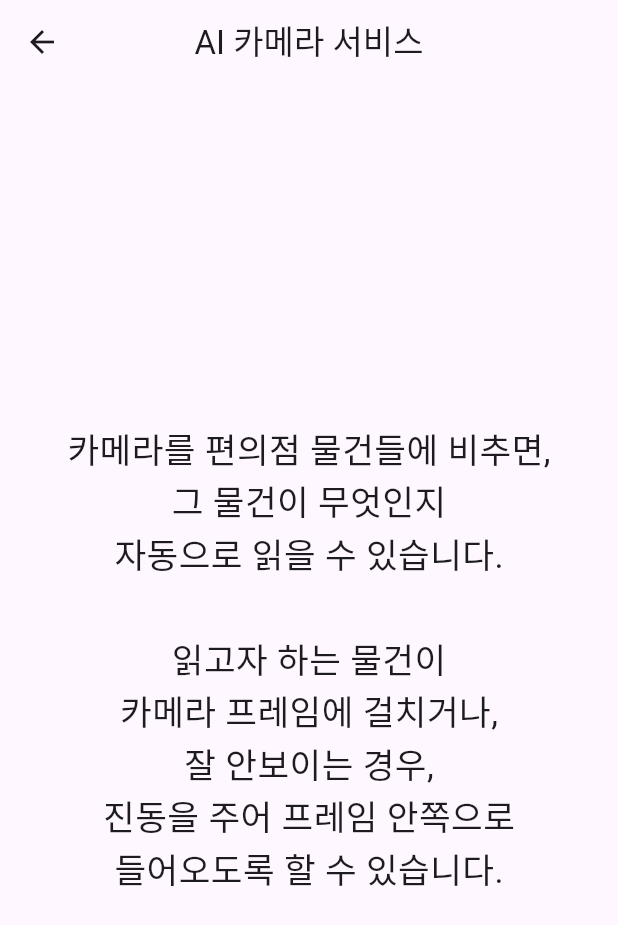
After one commit to lyuhw1023/EyeForYouapp_FrontEnd, a Flutter app: the ExplainMain screen opened directly, on a phone screen of 412 x 824 dp. The commit adds this screen. Shown: the top 925 px of the screen. Run offline on Flutter 3.47's test engine with Material 3 defaults, Android fonts, the phone set to English and light mode, and no system bars; our stand-ins replace camera.

Commit message:
explain_main 페이지 구현

```diff
--- /dev/null
+++ b/lib/explain_main.dart
@@ -0,0 +1,56 @@
+import 'dart:io';
+
+import 'package:flutter/material.dart';
+
+class ExplainMain extends StatelessWidget{
+  const ExplainMain({Key? key}) : super(key: key);
+
+  @override
+  Widget build(BuildContext context){
+    return Scaffold(
+      appBar: AppBar(
+        title: Text('AI 카메라 서비스'),
+        centerTitle: true,
+      ),
+      body: Center(
+          child: Column(
+            mainAxisAlignment: MainAxisAlignment.center,
+            children: <Widget>[
+              Text(
+                '카메라를 편의점 물건들에 비추면,',
+                style: TextStyle(fontSize: 23),
+              ),
+              Text(
+                '그 물건이 무엇인지',
+                style: TextStyle(fontSize: 23),
+              ),
+              Text(
+                '자동으로 읽을 수 있습니다.\n',
+                style: TextStyle(fontSize: 23),
+              ),
+              Text(
+                '읽고자 하는 물건이',
+                style: TextStyle(fontSize: 23),
+              ),
+              Text(
+                '카메라 프레임에 걸치거나,',
+                style: TextStyle(fontSize: 23),
+              ),
+              Text(
+                '잘 안보이는 경우,',
+                style: TextStyle(fontSize: 23),
+              ),
+              Text(
+                '진동을 주어 프레임 안쪽으로',
+                style: TextStyle(fontSize: 23),
+              ),
+              Text(
+                '들어오도록 할 수 있습니다.',
+                style: TextStyle(fontSize: 23),
+              ),
+            ],
+          )
+      ),
+    );
+  }
+}
--- a/lib/main.dart
+++ b/lib/main.dart
@@ -1,4 +1,5 @@
 import 'dart:io';
+import 'package:app_eyeforyou/explain_main.dart';
 import 'package:camera/camera.dart';
 import 'package:flutter/material.dart';
 
@@ -118,7 +119,11 @@ class CameraAppState extends State<CameraApp> {
         centerTitle: true,
         actions: [
           IconButton(//CameraAppState
-            onPressed: () {},
+            onPressed: () {
+              Navigator.push(context,
+                MaterialPageRoute(builder: (context) => ExplainMain()),
+              );
+            },
             icon: Icon(Icons.question_mark_rounded),
           )
         ],
```
